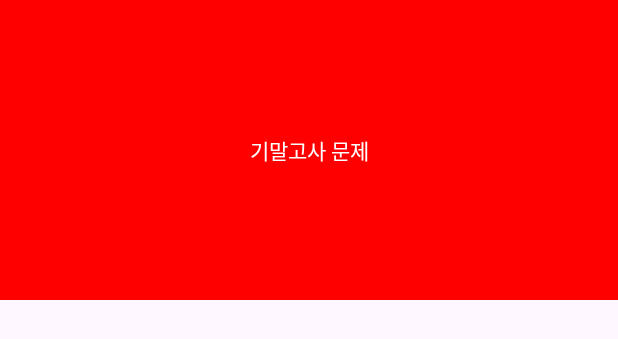
After one commit to cchoiGeon/android-finalExam, an Android app: the layout navigation_header.xml on its own in the app's theme, with its tools: preview values and no code run, on a phone screen of 412 x 824 dp. The commit adds this screen. Shown: the top 339 px of the screen. Run offline under Robolectric (Android 15) with nearby library versions, the phone set to English and light mode, and no system bars.

Commit message:
feat: 1번문제 끝

```diff
--- /dev/null
+++ b/app/src/main/res/layout/navigation_header.xml
@@ -0,0 +1,12 @@
+<?xml version="1.0" encoding="utf-8"?>
+<LinearLayout xmlns:android="http://schemas.android.com/apk/res/android"
+    android:layout_width="match_parent"
+    android:layout_height="200dp"
+    android:background="#ff0000">
+    <TextView
+        android:layout_width="match_parent"
+        android:layout_height="match_parent"
+        android:text="기말고사 문제"
+        android:gravity="center"
+        android:textColor="#ffffff"/>
+</LinearLayout>
--- a/app/src/main/res/values/strings.xml
+++ b/app/src/main/res/values/strings.xml
@@ -1,3 +1,5 @@
 <resources>
     <string name="app_name">FinalExam</string>
+    <string name="menu_open">OPEN</string>
+    <string name="menu_close">CLOSE</string>
 </resources>
```
Also changed, not shown: app/src/main/java/com/example/lastexample/MainActivity.kt (+36 -2 lines), app/src/main/res/layout/activity_main.xml (+31 -2 lines), app/src/main/res/menu/menu.xml (added, +7 -0 lines).
